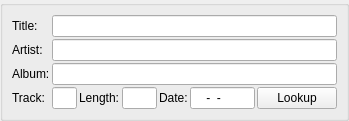
This is ui/metadata.ui in lalinsky/picard-debian as Qt 5 draws it before an edit. The edited form follows.
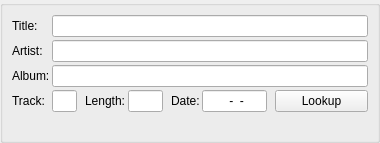
This is the edited form.

Diff of the .ui file:
```diff
--- a/ui/metadata.ui
+++ b/ui/metadata.ui
@@ -3,70 +3,45 @@
  <comment></comment>
  <exportmacro></exportmacro>
  <class>Form</class>
- <widget class="QGroupBox" name="Form" >
-  <property name="geometry" >
+ <widget class="QGroupBox" name="Form">
+  <property name="geometry">
    <rect>
     <x>0</x>
     <y>0</y>
-    <width>331</width>
-    <height>117</height>
+    <width>380</width>
+    <height>143</height>
    </rect>
   </property>
-  <property name="title" >
+  <property name="sizePolicy">
+   <sizepolicy hsizetype="Expanding" vsizetype="Expanding">
+    <horstretch>0</horstretch>
+    <verstretch>0</verstretch>
+   </sizepolicy>
+  </property>
+  <property name="title">
    <string/>
   </property>
-  <layout class="QVBoxLayout" >
-   <property name="margin" >
-    <number>9</number>
-   </property>
-   <property name="spacing" >
+  <layout class="QVBoxLayout">
+   <property name="spacing">
     <number>6</number>
    </property>
+   <property name="margin">
+    <number>9</number>
+   </property>
    <item>
-    <layout class="QGridLayout" >
-     <property name="margin" >
-      <number>0</number>
-     </property>
-     <property name="spacing" >
+    <layout class="QGridLayout">
+     <property name="horizontalSpacing">
       <number>2</number>
      </property>
-     <item row="0" column="1" colspan="6" >
-      <widget class="QLineEdit" name="title" />
-     </item>
-     <item row="3" column="6" >
-      <widget class="QPushButton" name="lookup" >
-       <property name="text" >
-        <string>Lookup</string>
-       </property>
-      </widget>
-     </item>
-     <item row="1" column="1" colspan="6" >
-      <widget class="QLineEdit" name="artist" />
-     </item>
-     <item row="3" column="3" >
-      <widget class="QLineEdit" name="length" >
-       <property name="sizePolicy" >
-        <sizepolicy>
-         <hsizetype>7</hsizetype>
-         <vsizetype>0</vsizetype>
-         <horstretch>2</horstretch>
-         <verstretch>0</verstretch>
-        </sizepolicy>
-       </property>
-       <property name="minimumSize" >
-        <size>
-         <width>35</width>
-         <height>0</height>
-        </size>
-       </property>
-       <property name="readOnly" >
-        <bool>true</bool>
-       </property>
-      </widget>
-     </item>
-     <item row="0" column="0" >
-      <widget class="QLabel" name="label" >
-       <property name="text" >
+     <property name="verticalSpacing">
+      <number>3</number>
+     </property>
+     <property name="margin">
+      <number>0</number>
+     </property>
+     <item row="0" column="0">
+      <widget class="QLabel" name="label">
+       <property name="text">
         <string>Title:</string>
        </property>
        <property name="buddy" >
@@ -74,15 +49,8 @@
        </property>
       </widget>
      </item>
-     <item row="3" column="4" >
-      <widget class="QLabel" name="label_6" >
-       <property name="text" >
-        <string>Date:</string>
-       </property>
-       <property name="buddy" >
-        <cstring>date</cstring>
-       </property>
-      </widget>
+     <item row="0" column="1" colspan="9">
+      <widget class="QLineEdit" name="title"/>
      </item>
      <item row="1" column="0" >
       <widget class="QLabel" name="label_2" >
@@ -94,30 +62,25 @@
        </property>
       </widget>
      </item>
-     <item row="2" column="1" colspan="6" >
-      <widget class="QLineEdit" name="album" />
+     <item row="1" column="1" colspan="9">
+      <widget class="QLineEdit" name="artist"/>
      </item>
-     <item row="3" column="1" >
-      <widget class="QLineEdit" name="tracknumber" >
-       <property name="sizePolicy" >
-        <sizepolicy>
-         <hsizetype>7</hsizetype>
-         <vsizetype>0</vsizetype>
-         <horstretch>2</horstretch>
-         <verstretch>0</verstretch>
-        </sizepolicy>
+     <item row="2" column="0">
+      <widget class="QLabel" name="label_3">
+       <property name="text">
+        <string>Album:</string>
        </property>
-       <property name="minimumSize" >
-        <size>
-         <width>25</width>
-         <height>0</height>
-        </size>
+       <property name="buddy">
+        <cstring>album</cstring>
        </property>
       </widget>
      </item>
-     <item row="3" column="0" >
-      <widget class="QLabel" name="label_4" >
-       <property name="text" >
+     <item row="2" column="1" colspan="9">
+      <widget class="QLineEdit" name="album"/>
+     </item>
+     <item row="3" column="0">
+      <widget class="QLabel" name="label_4">
+       <property name="text">
         <string>Track:</string>
        </property>
        <property name="buddy" >
@@ -125,12 +88,74 @@
        </property>
       </widget>
      </item>
-     <item row="3" column="5" >
-      <widget class="QLineEdit" name="date" >
-       <property name="sizePolicy" >
-        <sizepolicy>
-         <hsizetype>7</hsizetype>
-         <vsizetype>0</vsizetype>
+     <item row="3" column="1">
+      <widget class="QLineEdit" name="tracknumber">
+       <property name="sizePolicy">
+        <sizepolicy hsizetype="MinimumExpanding" vsizetype="Fixed">
+         <horstretch>1</horstretch>
+         <verstretch>0</verstretch>
+        </sizepolicy>
+       </property>
+       <property name="minimumSize">
+        <size>
+         <width>25</width>
+         <height>0</height>
+        </size>
+       </property>
+       <property name="alignment">
+        <set>Qt::AlignRight|Qt::AlignTrailing|Qt::AlignVCenter</set>
+       </property>
+      </widget>
+     </item>
+     <item row="3" column="3">
+      <widget class="QLabel" name="label_5">
+       <property name="text">
+        <string>Length:</string>
+       </property>
+       <property name="buddy">
+        <cstring>length</cstring>
+       </property>
+      </widget>
+     </item>
+     <item row="3" column="4">
+      <widget class="QLineEdit" name="length">
+       <property name="sizePolicy">
+        <sizepolicy hsizetype="MinimumExpanding" vsizetype="Fixed">
+         <horstretch>3</horstretch>
+         <verstretch>0</verstretch>
+        </sizepolicy>
+       </property>
+       <property name="minimumSize">
+        <size>
+         <width>35</width>
+         <height>0</height>
+        </size>
+       </property>
+       <property name="inputMask">
+        <string/>
+       </property>
+       <property name="alignment">
+        <set>Qt::AlignCenter</set>
+       </property>
+       <property name="readOnly">
+        <bool>true</bool>
+       </property>
+      </widget>
+     </item>
+     <item row="3" column="6">
+      <widget class="QLabel" name="label_6">
+       <property name="text">
+        <string>Date:</string>
+       </property>
+       <property name="buddy">
+        <cstring>date</cstring>
+       </property>
+      </widget>
+     </item>
+     <item row="3" column="7">
+      <widget class="QLineEdit" name="date">
+       <property name="sizePolicy">
+        <sizepolicy hsizetype="MinimumExpanding" vsizetype="Fixed">
          <horstretch>5</horstretch>
          <verstretch>0</verstretch>
         </sizepolicy>
@@ -144,28 +169,78 @@
        <property name="inputMask" >
         <string>0000-00-00; </string>
        </property>
+       <property name="alignment">
+        <set>Qt::AlignCenter</set>
+       </property>
       </widget>
      </item>
-     <item row="3" column="2" >
-      <widget class="QLabel" name="label_5" >
-       <property name="text" >
-        <string>Length:</string>
+     <item row="3" column="8">
+      <spacer name="horizontalSpacer">
+       <property name="orientation">
+        <enum>Qt::Horizontal</enum>
        </property>
-       <property name="buddy" >
-        <cstring>length</cstring>
+       <property name="sizeType">
+        <enum>QSizePolicy::MinimumExpanding</enum>
        </property>
-      </widget>
+       <property name="sizeHint" stdset="0">
+        <size>
+         <width>4</width>
+         <height>20</height>
+        </size>
+       </property>
+      </spacer>
      </item>
-     <item row="2" column="0" >
-      <widget class="QLabel" name="label_3" >
-       <property name="text" >
-        <string>Album:</string>
+     <item row="3" column="9">
+      <widget class="QPushButton" name="lookup">
+       <property name="sizePolicy">
+        <sizepolicy hsizetype="Expanding" vsizetype="Preferred">
+         <horstretch>10</horstretch>
+         <verstretch>0</verstretch>
+        </sizepolicy>
        </property>
-       <property name="buddy" >
-        <cstring>album</cstring>
+       <property name="minimumSize">
+        <size>
+         <width>75</width>
+         <height>0</height>
+        </size>
        </property>
+       <property name="text">
+        <string>Lookup</string>
+       </property>
       </widget>
      </item>
+     <item row="3" column="2">
+      <spacer name="horizontalSpacer_2">
+       <property name="orientation">
+        <enum>Qt::Horizontal</enum>
+       </property>
+       <property name="sizeType">
+        <enum>QSizePolicy::Fixed</enum>
+       </property>
+       <property name="sizeHint" stdset="0">
+        <size>
+         <width>4</width>
+         <height>20</height>
+        </size>
+       </property>
+      </spacer>
+     </item>
+     <item row="3" column="5">
+      <spacer name="horizontalSpacer_3">
+       <property name="orientation">
+        <enum>Qt::Horizontal</enum>
+       </property>
+       <property name="sizeType">
+        <enum>QSizePolicy::Fixed</enum>
+       </property>
+       <property name="sizeHint" stdset="0">
+        <size>
+         <width>4</width>
+         <height>20</height>
+        </size>
+       </property>
+      </spacer>
+     </item>
     </layout>
    </item>
    <item>
```
Left out of the diff: 27 changed lines with no effect on the pictures.
